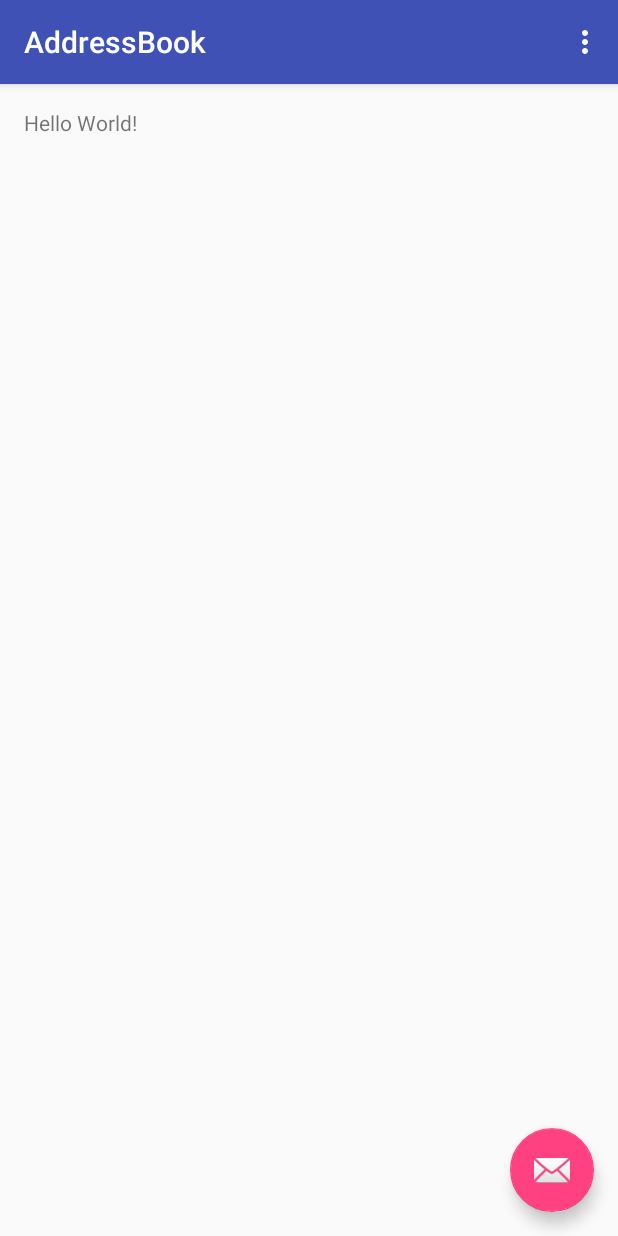
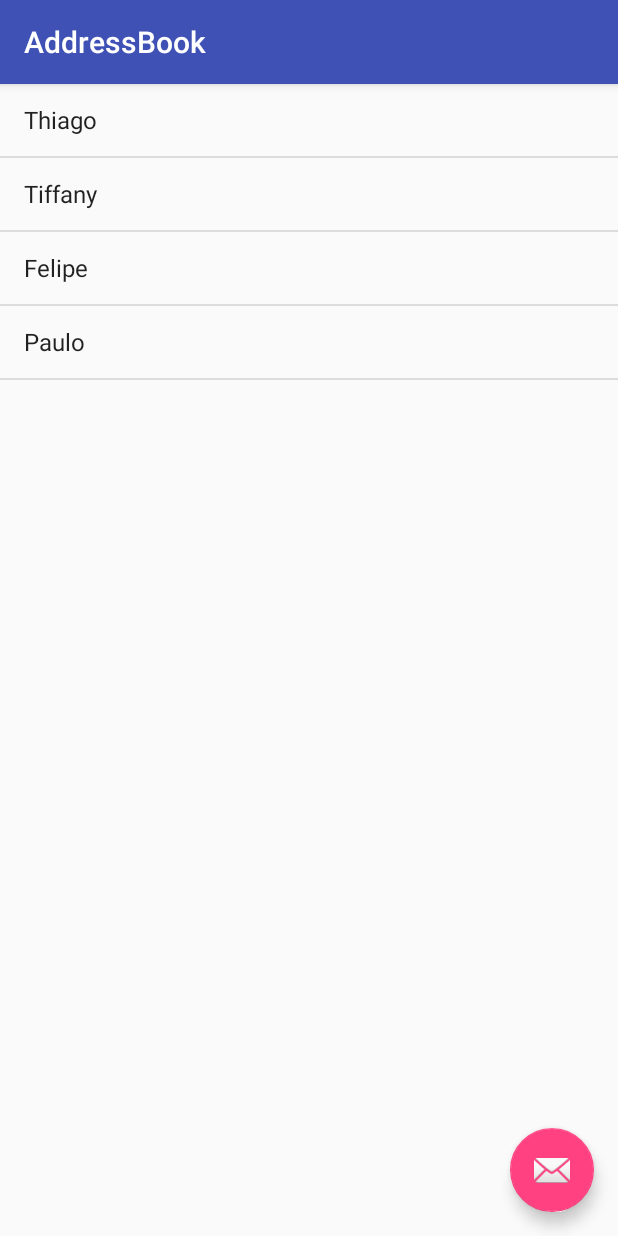
Before and after one commit to JINCONGYU/addressbook-app, an Android app: the screen it shows after launch (StudentListActivity), on a phone screen of 412 x 824 dp. Run offline under Robolectric (Android 15) with nearby library versions, the phone set to English and light mode, and no system bars.

Commit message:
Using linearLayout to list and adapter to send the information =)

```diff
--- a/app/src/main/java/com/thiagoretondar/addressbook/StudentListActivity.java
+++ b/app/src/main/java/com/thiagoretondar/addressbook/StudentListActivity.java
@@ -6,8 +6,8 @@ import android.support.design.widget.Snackbar;
 import android.support.v7.app.AppCompatActivity;
 import android.support.v7.widget.Toolbar;
 import android.view.View;
-import android.view.Menu;
-import android.view.MenuItem;
+import android.widget.ArrayAdapter;
+import android.widget.ListView;
 
 public class StudentListActivity extends AppCompatActivity {
 
@@ -26,27 +26,11 @@ public class StudentListActivity extends AppCompatActivity {
                         .setAction("Action", null).show();
             }
         });
+
+        String[] students = {"Thiago", "Tiffany", "Felipe", "Paulo"};
+        ListView studentList = (ListView) findViewById(R.id.student_list);
+        ArrayAdapter<String> adapter = new ArrayAdapter<>(this, android.R.layout.simple_list_item_1, students);
+        studentList.setAdapter(adapter);
     }
 
-    @Override
-    public boolean onCreateOptionsMenu(Menu menu) {
-        // Inflate the menu; this adds items to the action bar if it is present.
-        getMenuInflater().inflate(R.menu.menu_student_list, menu);
-        return true;
-    }
-
-    @Override
-    public boolean onOptionsItemSelected(MenuItem item) {
-        // Handle action bar item clicks here. The action bar will
-        // automatically handle clicks on the Home/Up button, so long
-        // as you specify a parent activity in AndroidManifest.xml.
-        int id = item.getItemId();
-
-        //noinspection SimplifiableIfStatement
-        if (id == R.id.action_settings) {
-            return true;
-        }
-
-        return super.onOptionsItemSelected(item);
-    }
 }
--- a/app/src/main/res/layout/content_student_list.xml
+++ b/app/src/main/res/layout/content_student_list.xml
@@ -1,19 +1,17 @@
 <?xml version="1.0" encoding="utf-8"?>
-<RelativeLayout xmlns:android="http://schemas.android.com/apk/res/android"
+<LinearLayout xmlns:android="http://schemas.android.com/apk/res/android"
     xmlns:app="http://schemas.android.com/apk/res-auto"
     xmlns:tools="http://schemas.android.com/tools"
     android:layout_width="match_parent"
     android:layout_height="match_parent"
-    android:paddingBottom="@dimen/activity_vertical_margin"
-    android:paddingLeft="@dimen/activity_horizontal_margin"
-    android:paddingRight="@dimen/activity_horizontal_margin"
-    android:paddingTop="@dimen/activity_vertical_margin"
+    android:orientation="vertical"
     app:layout_behavior="@string/appbar_scrolling_view_behavior"
     tools:context="com.thiagoretondar.addressbook.StudentListActivity"
     tools:showIn="@layout/activity_student_list">
 
-    <TextView
-        android:layout_width="wrap_content"
-        android:layout_height="wrap_content"
-        android:text="Hello World!" />
-</RelativeLayout>
+    <ListView
+        android:id="@+id/student_list"
+        android:layout_width="match_parent"
+        android:layout_height="match_parent" />
+
+</LinearLayout>
```
